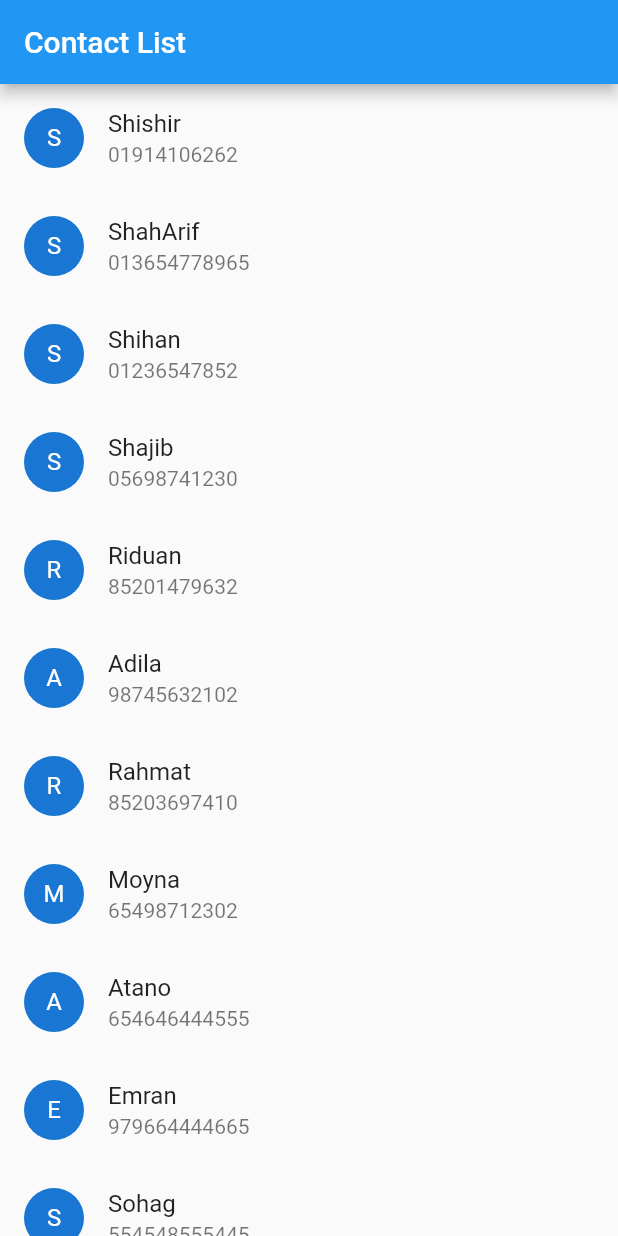
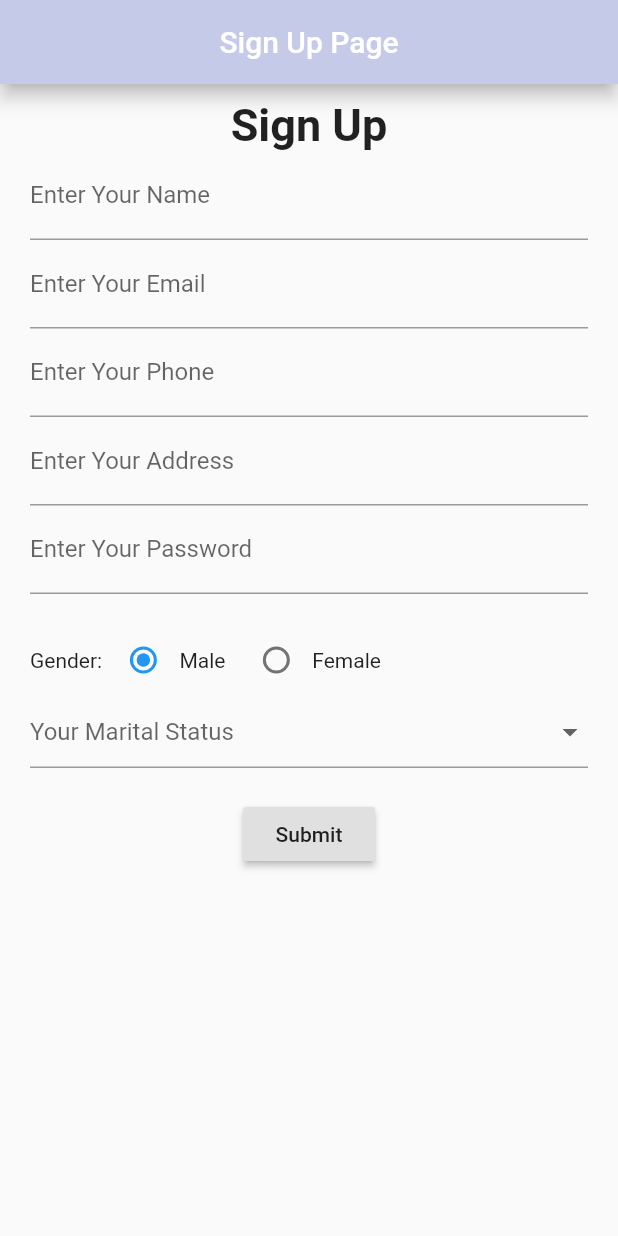
Before and after one commit to shiiishiiir/Flutter_Class_Test_aaa, a Flutter app: the screen it shows after launch, on a phone screen of 412 x 824 dp. Run offline on Flutter 3.47's test engine with Material 2 defaults, Android fonts, the phone set to English and light mode, and no system bars; our stand-ins replace carousel_slider, fluttertoast.

Commit message:
Contact List With Array++

```diff
--- a/lib/Contact Lists/ContactListViewData.dart
+++ b/lib/Contact Lists/ContactListViewData.dart
@@ -2,7 +2,7 @@ import 'package:flutter/material.dart';
 
 class ContactView extends StatefulWidget {
   var useList;
-  ContactView({ this.useList});
+  ContactView({this.useList});
 
 
   @override
--- a/lib/Contact Lists/ContactListWithArray.dart
+++ b/lib/Contact Lists/ContactListWithArray.dart
@@ -11,6 +11,7 @@ class ContactListWithArray extends StatefulWidget {
 
 class _ContactListWithArrayState extends State<ContactListWithArray> {
   final List peopleList = [
+    {"Name": "Zisu", "Phone": "01632145897"},
     {"Name": "Shishir", "Phone": "01914106262"},
     {"Name": "ShahArif", "Phone": "013654778965"},
     {"Name": "Shihan", "Phone": "01236547852"},
@@ -47,17 +48,16 @@ class _ContactListWithArrayState extends State<ContactListWithArray> {
                     title: Text(peopleList[index]["Name"]),
                     subtitle: Text(peopleList[index]["Phone"]),
                     onTap: () {
+                      Navigator.push(
+                          context,
+                          MaterialPageRoute(
+                              builder: (context) => ContactView(useList: peopleList[index],)));
+
                       // Navigator.push(
                       //     context,
                       //     MaterialPageRoute(
-                      //         builder: (context) => ContactView(useList: peopleList[index],)));
-
-                      Navigator.push(
-                          context,
-                          MaterialPageRoute(
-                              builder: (context) => TestContactView(peopleList[index])));
-
-
+                      //         builder: (context) =>
+                      //             TestContactView(peopleList[index])));
                     },
                   ),
                 ],
--- /dev/null
+++ b/lib/RegForm.dart
@@ -0,0 +1,201 @@
+import 'package:flutter/cupertino.dart';
+import 'package:flutter/material.dart';
+
+class RegFormm extends StatefulWidget {
+  const RegFormm({Key? key}) : super(key: key);
+
+  @override
+  _RegFormmState createState() => _RegFormmState();
+}
+
+class _RegFormmState extends State<RegFormm> {
+  var formKey = GlobalKey<FormState>();
+  int _value = 1;
+
+  var nameController = TextEditingController();
+  var emailController = TextEditingController();
+  var phoneController = TextEditingController();
+  var addressController = TextEditingController();
+  var passwordController = TextEditingController();
+
+  var name, email, phone, address, password;
+
+  _handleSignUpData() {
+    if (formKey.currentState!.validate()) {
+      formKey.currentState!.save();
+
+      print("Name is : ${this.name}");
+      print("Email is : ${this.email}");
+      print("Phone is : ${this.phone}");
+      print("Address is : ${this.address}");
+      print("Password is : ${this.password}");
+    }
+  }
+
+  @override
+  Widget build(BuildContext context) {
+    return SafeArea(
+      child: Scaffold(
+        appBar: AppBar(
+          title: Text("Sign Up Page"),
+          centerTitle: true,
+          backgroundColor: Colors.indigo[100],
+          elevation: 5,
+        ),
+        body: SingleChildScrollView(
+          child: Padding(
+            padding: const EdgeInsets.only(left: 20, right: 20),
+            child: Column(
+              children: <Widget>[
+                SizedBox(
+                  height: 10,
+                ),
+                Text(
+                  "Sign Up",
+                  style: TextStyle(fontSize: 30, fontWeight: FontWeight.bold),
+                ),
+                Form(
+                  key: formKey,
+                  child: Column(
+                    children: <Widget>[
+                      TextFormField(
+                        controller: nameController,
+                        keyboardType: TextInputType.name,
+                        decoration: InputDecoration(
+                          labelText: "Enter Your Name",
+                        ),
+                        validator: (val){
+                          if(val!.isEmpty){
+                            return ("age naam de beda..");
+                          }
+                        },
+                        onSaved: (value) {
+                          this.name = value;
+                        },
+                      ),
+                      TextFormField(
+                        controller: emailController,
+                        keyboardType: TextInputType.emailAddress,
+                        decoration: InputDecoration(
+                          labelText: "Enter Your Email",
+                        ),
+                        validator: (val){
+                          if(val!.isEmpty){
+                            return ("age naam de beda..");
+                          }
+                        },
+                        onSaved: (value) {
+                          this.email = value;
+                        },
+                      ),
+                      TextFormField(
+                        controller: phoneController,
+                        keyboardType: TextInputType.phone,
+                        decoration: InputDecoration(
+                          labelText: "Enter Your Phone",
+                        ),
+                        validator: (val){
+                          if(val!.isEmpty){
+                            return ("age naam de beda..");
+                          }
+                        },
+                        onSaved: (value) {
+                          this.phone = value;
+                        },
+                      ),
+                      TextFormField(
+                        controller: addressController,
+                        keyboardType: TextInputType.name,
+                        decoration: InputDecoration(
+                          labelText: "Enter Your Address",
+                        ),
+                        validator: (val){
+                          if(val!.isEmpty){
+                            return ("age naam de beda..");
+                          }
+                        },
+                        onSaved: (value) {
+                          this.address = value;
+                        },
+                      ),
+                      TextFormField(
+                        controller: passwordController,
+                        obscureText: true,
+                        decoration: InputDecoration(
+                          labelText: "Enter Your Password",
+                        ),
+                        validator: (val){
+                          if(val!.isEmpty){
+                            return ("age naam de beda..");
+                          }
+                        },
+                        onSaved: (value) {
+                          this.password = value;
+                        },
+                      ),
+                      SizedBox(
+                        height: 20,
+                      ),
+                      Row(
+                        children: <Widget>[
+                          Text("Gender: "),
+                          Row(
+                            children: [
+                              Radio(
+                                  value: 1,
+                                  groupValue: _value,
+                                  onChanged: (valuex) {
+                                    setState(() {
+                                      valuex = _value;
+                                    });
+                                  }),
+                              Text("Male"),
+                            ],
+                          ),
+                          SizedBox(
+                            width: 10,
+                          ),
+                          Row(
+                            children: [
+                              Radio(
+                                  value: 0,
+                                  groupValue: _value,
+                                  onChanged: (valuex) {
+                                    setState(() {
+                                      valuex = _value;
+                                    });
+                                  }),
+                              Text("Female"),
+                            ],
+                          ),
+                        ],
+                      ),
+                      DropdownButtonFormField(
+                        hint: Text("Your Marital Status"),
+                        onChanged: (value){
+                          setState(() {
+                            print(value);
+                          });
+                        },
+                        items:[
+                          DropdownMenuItem(child: Text("Married"),value: "married",),
+                          DropdownMenuItem(child: Text("Single"),value: "single",),
+                        ],),
+                      SizedBox(
+                        height: 20,
+                      ),
+                      RaisedButton(
+                        onPressed: _handleSignUpData,
+                        child: Text("Submit"),
+                      )
+                    ],
+                  ),
+                ),
+              ],
+            ),
+          ),
+        ),
+      ),
+    );
+  }
+}
--- a/lib/main.dart
+++ b/lib/main.dart
@@ -1,6 +1,7 @@
 
 import 'package:aaaa/Contact%20Lists/ContactListWithArray.dart';
 import 'package:aaaa/Daniell.dart';
+import 'package:aaaa/RegForm.dart';
 import 'package:aaaa/Sliderssss.dart';
 import 'package:aaaa/dd.dart';
 import 'package:aaaa/drawtab.dart';
@@ -33,7 +34,7 @@ class MyApp extends StatelessWidget {
   Widget build(BuildContext context) {
     return MaterialApp(
       debugShowCheckedModeBanner: false,
-      home: ContactListWithArray(),
+      home: RegFormm(),
     );
   }
 }
```
